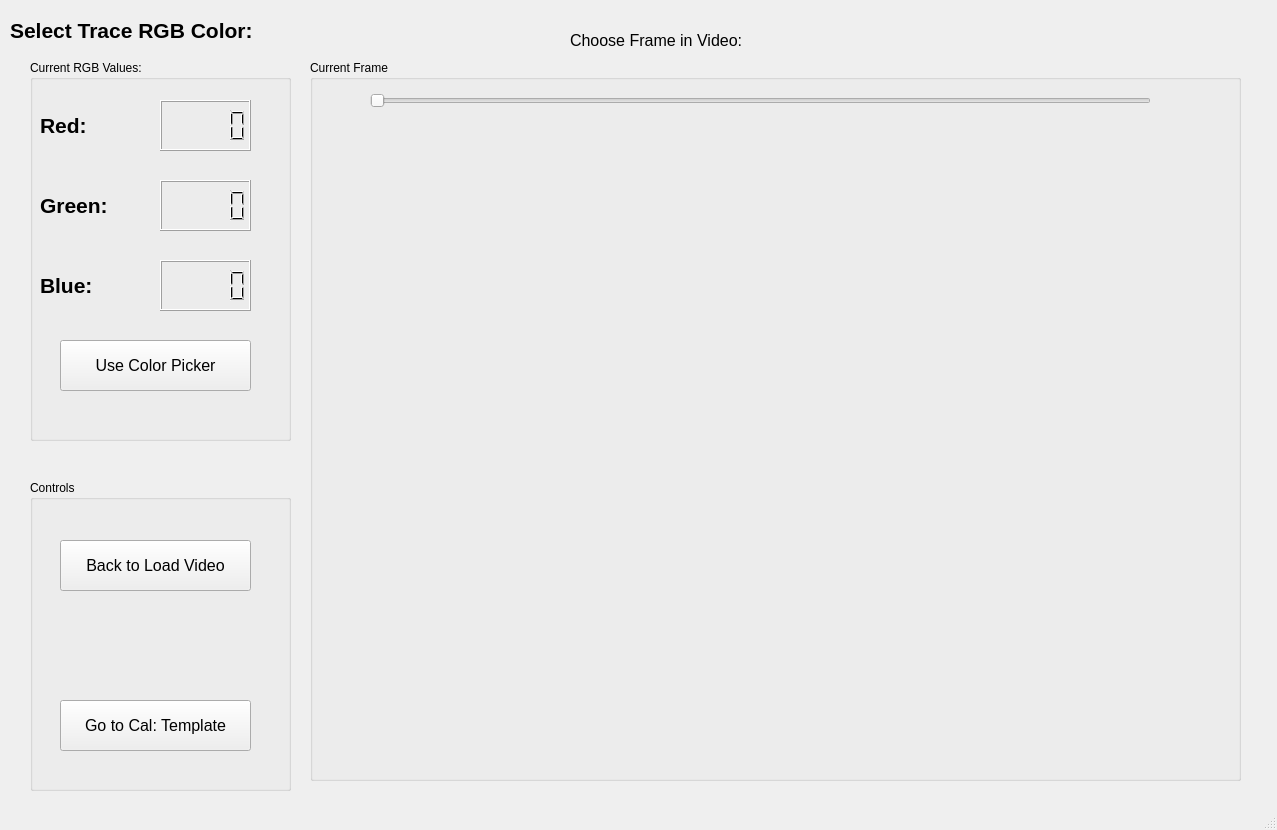
Above: src/sat/calibration_page.ui from alexandropinion/spectrum-analyzer-tool-group4 before the change. Below: the same form after it.
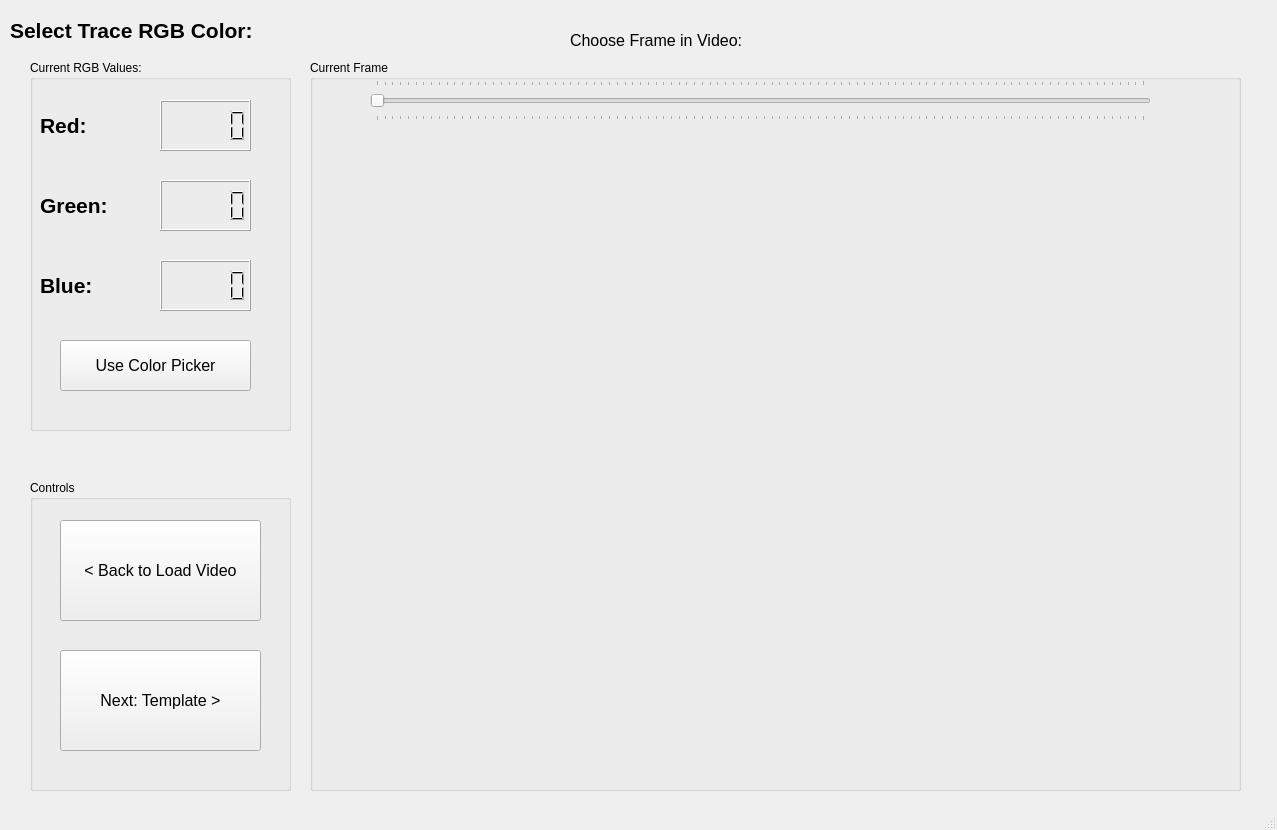
That is the form after the change.

Commit message:
Add template_page
Callbacks for loading template images and processed cutout images

```diff
--- a/src/sat/calibration_page.ui
+++ b/src/sat/calibration_page.ui
@@ -40,7 +40,7 @@
       <x>30</x>
       <y>60</y>
       <width>261</width>
-      <height>381</height>
+      <height>371</height>
      </rect>
     </property>
     <property name="title">
@@ -171,9 +171,9 @@
      <property name="geometry">
       <rect>
        <x>30</x>
-       <y>60</y>
-       <width>191</width>
-       <height>51</height>
+       <y>40</y>
+       <width>201</width>
+       <height>101</height>
       </rect>
      </property>
      <property name="font">
@@ -182,16 +182,16 @@
       </font>
      </property>
      <property name="text">
-      <string>Back to Load Video</string>
+      <string>&lt; Back to Load Video</string>
      </property>
     </widget>
     <widget class="QPushButton" name="startProcessing">
      <property name="geometry">
       <rect>
        <x>30</x>
-       <y>220</y>
-       <width>191</width>
-       <height>51</height>
+       <y>170</y>
+       <width>201</width>
+       <height>101</height>
       </rect>
      </property>
      <property name="font">
@@ -200,7 +200,7 @@
       </font>
      </property>
      <property name="text">
-      <string>Go to Cal: Template</string>
+      <string>Next: Template &gt;</string>
      </property>
     </widget>
    </widget>
@@ -230,7 +230,7 @@
       <x>310</x>
       <y>60</y>
       <width>931</width>
-      <height>721</height>
+      <height>731</height>
      </rect>
     </property>
     <property name="title">
@@ -248,6 +248,9 @@
      <property name="orientation">
       <enum>Qt::Horizontal</enum>
      </property>
+     <property name="tickPosition">
+      <enum>QSlider::TicksBothSides</enum>
+     </property>
     </widget>
     <widget class="QLabel" name="frameLabel">
      <property name="geometry">
@@ -255,7 +258,7 @@
        <x>40</x>
        <y>80</y>
        <width>861</width>
-       <height>641</height>
+       <height>631</height>
       </rect>
      </property>
      <property name="font">
```
Left out of the diff: 2 changed lines with no effect on the pictures. The commit also changes 12 other files.
